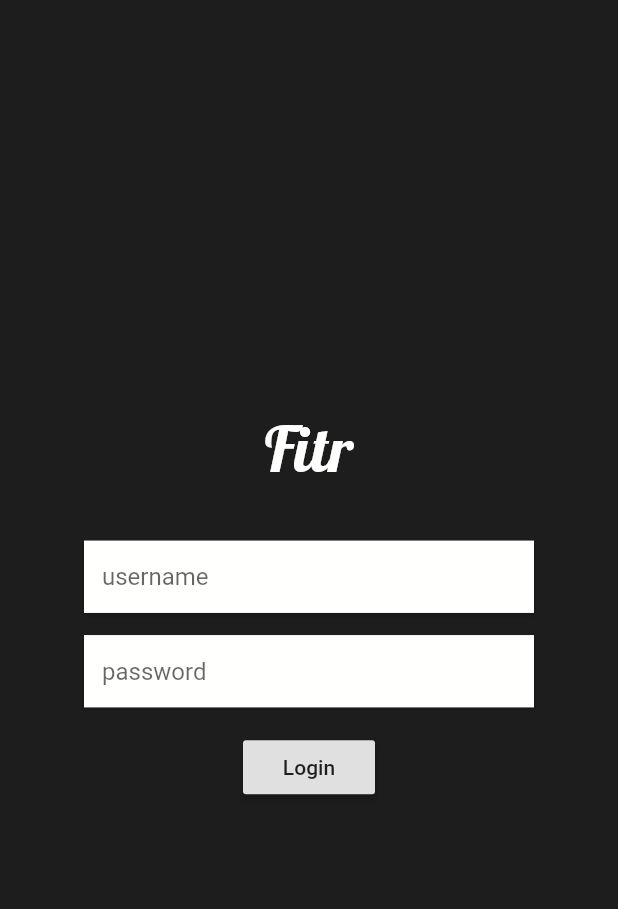
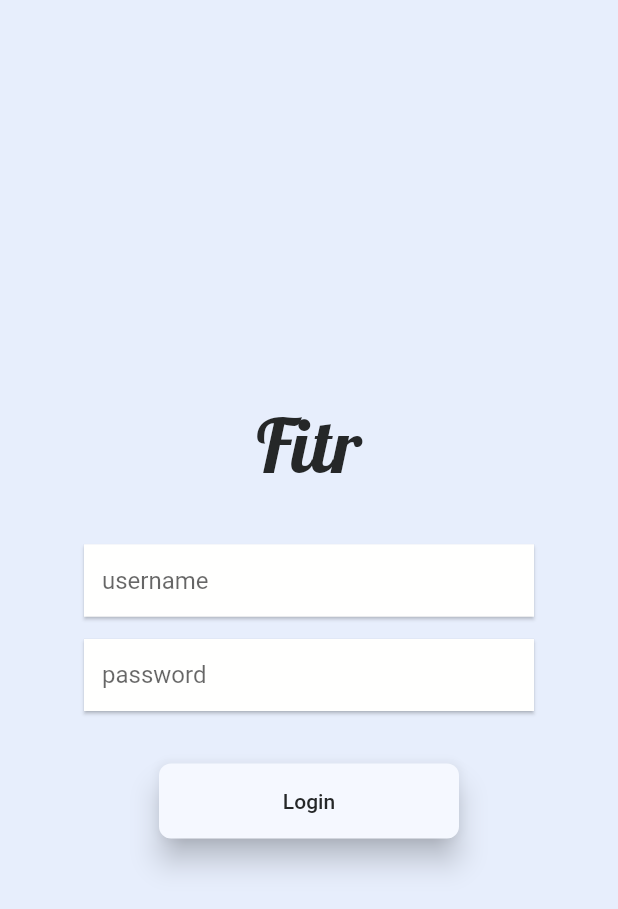
Before and after one commit to rafvanpuyvelde/fitr, a Flutter app: the screen it shows after launch, on a phone screen of 412 x 824 dp. Shown: the top 909 px of the screen. Run offline on Flutter 3.47's test engine with Material 2 defaults, Android fonts, the phone set to English and light mode, and no system bars.

Commit message:
login form edit

```diff
--- a/lib/components/login-form.dart
+++ b/lib/components/login-form.dart
@@ -71,7 +71,7 @@ class _LoginFormState extends State<LoginForm> {
       child: Container(
           width: MediaQuery.of(context).size.width,
           height: MediaQuery.of(context).size.height,
-          color: Color.fromARGB(255, 29, 29, 29),
+          color: globals.primaryColor,
           child: Center(
             child: Container(
                 width: 400,
@@ -84,8 +84,8 @@ class _LoginFormState extends State<LoginForm> {
                       child: Text(
                         'Fitr',
                         style: TextStyle(
-                            color: Color.fromARGB(255, 255, 255, 254),
-                            fontSize: 42,
+                            color: globals.primaryTextColor,
+                            fontSize: 50,
                             fontWeight: FontWeight.normal,
                             fontStyle: FontStyle.normal,
                             fontFamily: 'Lobster',
@@ -99,8 +99,17 @@ class _LoginFormState extends State<LoginForm> {
                           'password', _passwordController, true),
                     ),
                     Padding(
-                      padding: const EdgeInsets.symmetric(vertical: 16.0),
+                      padding: const EdgeInsets.only(top: 35.0),
+                      child: ButtonTheme(
+                        minWidth: 200.0,
+                        height: 50.0,
                         child: RaisedButton(
+                          color: globals.secondaryColor,
+                          shape: RoundedRectangleBorder(
+                            borderRadius: BorderRadius.circular(8.0),
+                          ),
+                          elevation: 8,
+                          textColor: globals.primaryTextColor,
                           onPressed: () {
                             if (_formKey.currentState.validate()) {
                               login();
@@ -109,6 +118,7 @@ class _LoginFormState extends State<LoginForm> {
                           child: Text('Login'),
                         ),
                       ),
+                    ),
                   ],
                 )),
           )),
```
Lines whose indentation alone changed are shown as unchanged.
